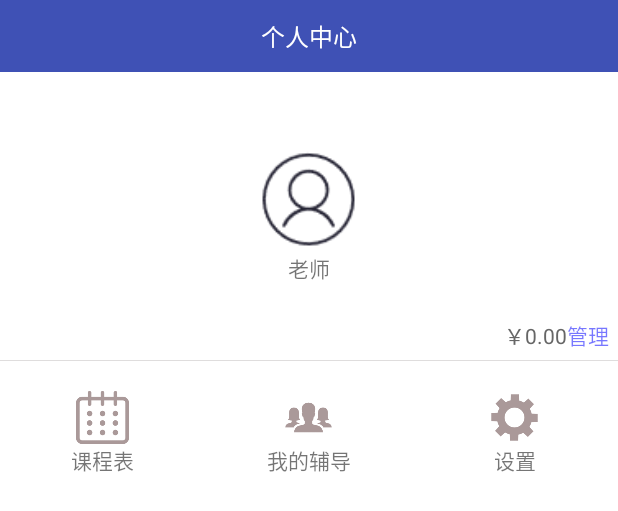
After one commit to chuanjiabao1981/qatime-android-teacher, an Android app: the layout fragment_personal_center.xml on its own in the app's theme, with its tools: preview values and no code run, on a phone screen of 412 x 824 dp. The commit adds this screen. Shown: the top 511 px of the screen. Run offline under Robolectric (Android 15) with nearby library versions, the phone set to English and light mode, and no system bars.

Commit message:
个人中心

```diff
--- a/app/src/main/AndroidManifest.xml
+++ b/app/src/main/AndroidManifest.xml
@@ -120,6 +120,10 @@
             android:name=".activity.MessageActivity"
             android:configChanges="orientation|keyboardHidden|screenSize"
             android:screenOrientation="portrait" />
+        <activity
+            android:name=".activity.SettingActivity"
+            android:configChanges="orientation|keyboardHidden|screenSize"
+            android:screenOrientation="portrait" />
 
     </application>
 
--- /dev/null
+++ b/app/src/main/res/layout/fragment_personal_center.xml
@@ -0,0 +1,154 @@
+<?xml version="1.0" encoding="utf-8"?>
+
+<LinearLayout xmlns:android="http://schemas.android.com/apk/res/android"
+
+    android:layout_width="match_parent"
+    android:layout_height="match_parent"
+    android:background="#ffffff"
+    android:orientation="vertical">
+
+    <RelativeLayout style="@style/top_style">
+
+        <android.support.v7.widget.Toolbar
+            android:layout_width="match_parent"
+            android:layout_height="match_parent"
+            android:background="@drawable/shape_top_tab" />
+
+        <TextView
+            style="@style/backbar_text_style"
+            android:layout_centerInParent="true"
+            android:text="@string/personal_center" />
+    </RelativeLayout>
+
+    <ScrollView
+        android:layout_width="match_parent"
+        android:layout_height="wrap_content">
+
+        <LinearLayout
+            android:layout_width="match_parent"
+            android:layout_height="wrap_content"
+            android:background="#ffffff"
+            android:orientation="vertical">
+
+            <RelativeLayout
+                android:layout_width="match_parent"
+                android:layout_height="192dp"
+                android:padding="6dp">
+
+                <ImageView
+                    android:id="@+id/banner"
+                    android:layout_width="match_parent"
+                    android:layout_height="match_parent" />
+
+                <LinearLayout
+                    android:id="@+id/information"
+                    android:layout_width="match_parent"
+                    android:layout_height="match_parent"
+                    android:gravity="center"
+                    android:orientation="vertical">
+
+                    <ImageView
+                        android:id="@+id/head_sculpture"
+                        android:layout_width="70dp"
+                        android:layout_height="70dp"
+                        android:src="@mipmap/personal_information_head" />
+
+                    <TextView
+                        android:id="@+id/name"
+                        android:layout_width="wrap_content"
+                        android:layout_height="wrap_content"
+                        android:text="老师" />
+                </LinearLayout>
+
+                <TextView
+                    android:id="@+id/manage"
+                    android:layout_width="wrap_content"
+                    android:layout_height="wrap_content"
+                    android:layout_alignParentBottom="true"
+                    android:layout_alignParentRight="true"
+                    android:text="管理"
+                    android:textColor="#880000ff" />
+
+                <TextView
+                    android:layout_width="wrap_content"
+                    android:layout_height="wrap_content"
+                    android:layout_alignParentBottom="true"
+                    android:layout_toLeftOf="@id/manage"
+                    android:text="￥0.00"
+                    android:textColor="#666666" />
+            </RelativeLayout>
+
+            <View
+                android:layout_width="match_parent"
+                android:layout_height="1px"
+                android:background="#dfdddd" />
+
+            <LinearLayout
+                android:layout_width="match_parent"
+                android:layout_height="wrap_content"
+                android:layout_marginTop="20dp"
+                android:orientation="horizontal">
+
+                <LinearLayout
+                    android:id="@+id/class_table"
+                    android:layout_width="0dp"
+                    android:layout_height="match_parent"
+                    android:layout_weight="1"
+                    android:gravity="center"
+                    android:orientation="vertical">
+
+                    <ImageView
+                        android:layout_width="35dp"
+                        android:layout_height="35dp"
+                        android:src="@mipmap/class_table" />
+
+                    <TextView
+                        android:layout_width="wrap_content"
+                        android:layout_height="wrap_content"
+                        android:text="课程表" />
+                </LinearLayout>
+
+                <LinearLayout
+                    android:id="@+id/my_tutorship"
+                    android:layout_width="0dp"
+                    android:layout_height="match_parent"
+                    android:layout_weight="1"
+                    android:gravity="center"
+                    android:orientation="vertical">
+
+                    <ImageView
+                        android:layout_width="35dp"
+                        android:layout_height="35dp"
+                        android:src="@mipmap/my_tutorship" />
+
+                    <TextView
+                        android:layout_width="wrap_content"
+                        android:layout_height="wrap_content"
+                        android:text="我的辅导" />
+                </LinearLayout>
+
+                <LinearLayout
+                    android:id="@+id/setting"
+                    android:layout_width="0dp"
+                    android:layout_height="match_parent"
+                    android:layout_weight="1"
+                    android:gravity="center"
+                    android:orientation="vertical">
+
+                    <ImageView
+                        android:layout_width="35dp"
+                        android:layout_height="35dp"
+                        android:src="@mipmap/setting" />
+
+                    <TextView
+                        android:layout_width="wrap_content"
+                        android:layout_height="wrap_content"
+                        android:text="设置" />
+                </LinearLayout>
+            </LinearLayout>
+        </LinearLayout>
+
+    </ScrollView>
+
+
+</LinearLayout>
```
Also changed, not shown: app/src/main/java/cn/qatime/teacher/player/activity/SettingActivity.java (added, +26 -0 lines), app/src/main/java/cn/qatime/teacher/player/fragment/FragmentPersonalCenter.java (+51 -1 lines), app/src/main/res/layout/activity_setting.xml (added, +80 -0 lines), app/src/main/res/values/styles.xml (+106 -73 lines), app/src/main/res/mipmap-xhdpi/class_table.png (added), app/src/main/res/mipmap-xhdpi/my_tutorship.png (added), app/src/main/res/mipmap-xhdpi/personal_enter.png (added), app/src/main/res/mipmap-xhdpi/setting.png (added).
